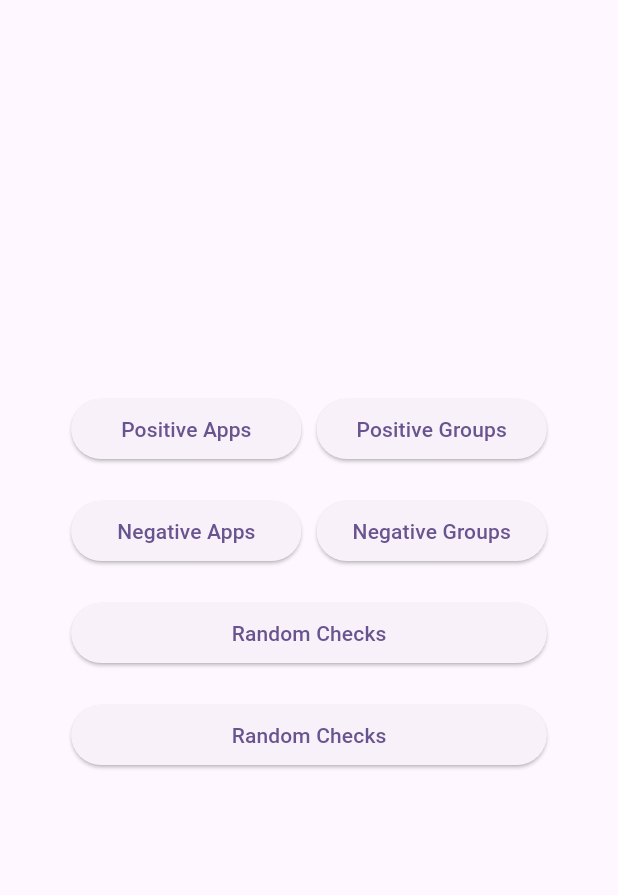
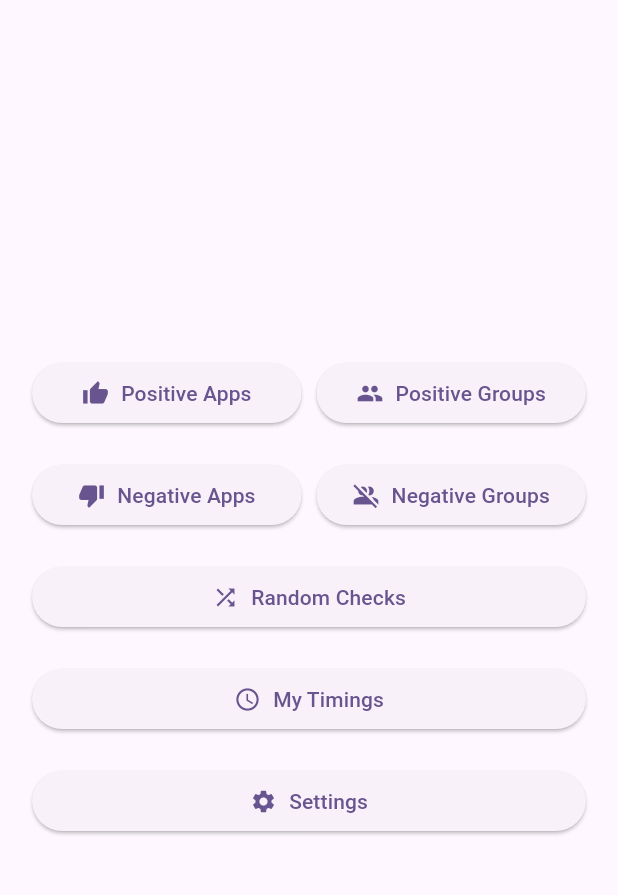
Before and after one commit to zemua/RewardRaven, a Flutter app: the screen it shows after launch, on a phone screen of 412 x 824 dp, the part 63-958 px from its top. Run offline on Flutter 3.47's test engine with Material 3 defaults, Android fonts, the phone set to English and light mode, and no system bars; generated files the repository leaves out were written again.

```diff
--- a/lib/l10n/app_en.arb
+++ b/lib/l10n/app_en.arb
@@ -13,5 +13,6 @@
   "negativeApps": "Negative Apps",
   "negativeGroups": "Negative Groups",
   "randomChecks": "Random Checks",
-  "seeTimings": "See Timings"
+  "myTimings": "My Timings",
+  "settings": "Settings"
 }
--- a/lib/main.dart
+++ b/lib/main.dart
@@ -45,8 +45,13 @@ class HomePage extends StatelessWidget {
                         onPressed: () {
                           print('Positive apps button pressed');
                         },
-                        child: Text(
-                          AppLocalizations.of(context)!.positiveApps,
+                        child: Row(
+                          mainAxisAlignment: MainAxisAlignment.center,
+                          children: [
+                            Icon(Icons.thumb_up),
+                            SizedBox(width: 8),
+                            Text(AppLocalizations.of(context)!.positiveApps),
+                          ],
                         ),
                       ),
                     ),
@@ -56,8 +61,14 @@ class HomePage extends StatelessWidget {
                         onPressed: () {
                           print('Positive groups button pressed');
                         },
-                        child:
+                        child: Row(
+                          mainAxisAlignment: MainAxisAlignment.center,
+                          children: [
+                            Icon(Icons.group),
+                            SizedBox(width: 8),
                             Text(AppLocalizations.of(context)!.positiveGroups),
+                          ],
+                        ),
                       ),
                     ),
                   ],
@@ -71,8 +82,13 @@ class HomePage extends StatelessWidget {
                         onPressed: () {
                           print('Negative apps button pressed');
                         },
-                        child: Text(
-                          AppLocalizations.of(context)!.negativeApps,
+                        child: Row(
+                          mainAxisAlignment: MainAxisAlignment.center,
+                          children: [
+                            Icon(Icons.thumb_down),
+                            SizedBox(width: 8),
+                            Text(AppLocalizations.of(context)!.negativeApps),
+                          ],
                         ),
                       ),
                     ),
@@ -82,8 +98,14 @@ class HomePage extends StatelessWidget {
                         onPressed: () {
                           print('Negative groups button pressed');
                         },
-                        child:
+                        child: Row(
+                          mainAxisAlignment: MainAxisAlignment.center,
+                          children: [
+                            Icon(Icons.group_off),
+                            SizedBox(width: 8),
                             Text(AppLocalizations.of(context)!.negativeGroups),
+                          ],
+                        ),
                       ),
                     ),
                   ],
@@ -95,7 +117,14 @@ class HomePage extends StatelessWidget {
                       onPressed: () {
                         print('Random checks button pressed');
                       },
-                      child: Text(AppLocalizations.of(context)!.randomChecks),
+                      child: Row(
+                        mainAxisAlignment: MainAxisAlignment.center,
+                        children: [
+                          Icon(Icons.shuffle),
+                          SizedBox(width: 8),
+                          Text(AppLocalizations.of(context)!.randomChecks),
+                        ],
+                      ),
                     ),
                   ),
                 ]),
@@ -104,13 +133,37 @@ class HomePage extends StatelessWidget {
                   Expanded(
                     child: ElevatedButton(
                       onPressed: () {
-                        print('Random checks button pressed');
+                        print('My Times button pressed');
                       },
-                      child: Text(AppLocalizations.of(context)!.randomChecks),
+                      child: Row(
+                        mainAxisAlignment: MainAxisAlignment.center,
+                        children: [
+                          Icon(Icons.access_time),
+                          SizedBox(width: 8),
+                          Text(AppLocalizations.of(context)!.myTimings),
+                        ],
+                      ),
                     ),
                   ),
                 ]),
                 SizedBox(height: 20),
+                Row(mainAxisAlignment: MainAxisAlignment.center, children: [
+                  Expanded(
+                    child: ElevatedButton(
+                      onPressed: () {
+                        print('Settings button pressed');
+                      },
+                      child: Row(
+                        mainAxisAlignment: MainAxisAlignment.center,
+                        children: [
+                          Icon(Icons.settings),
+                          SizedBox(width: 8),
+                          Text(AppLocalizations.of(context)!.settings),
+                        ],
+                      ),
+                    ),
+                  ),
+                ]),
               ],
             ),
           ),
```
